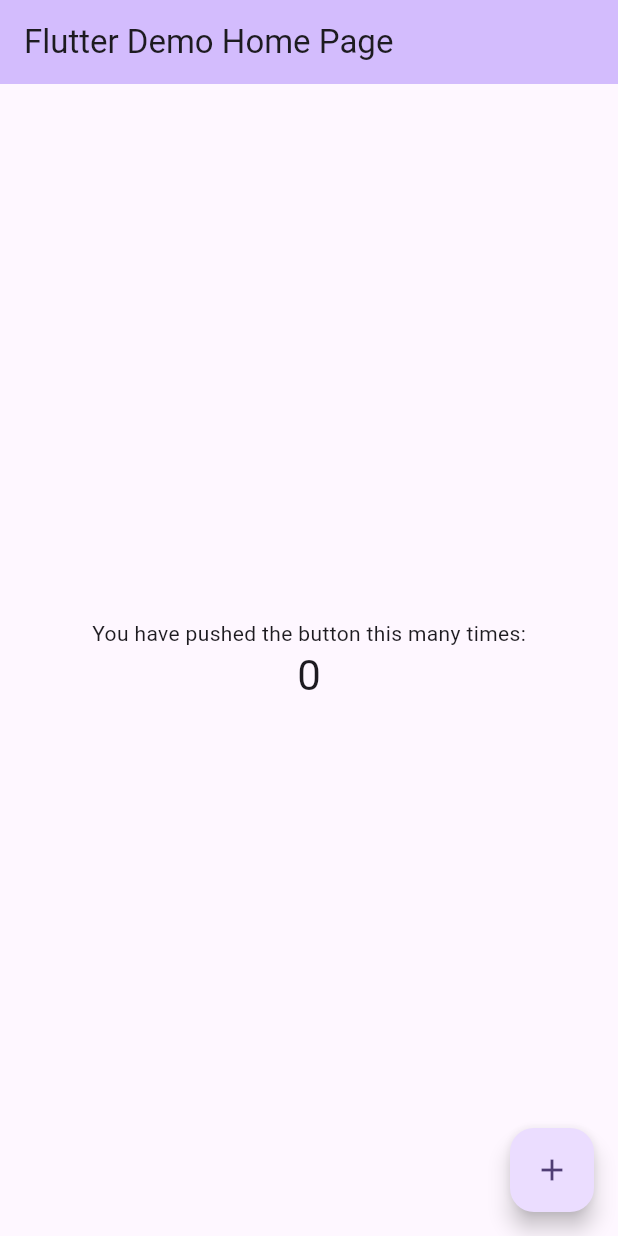
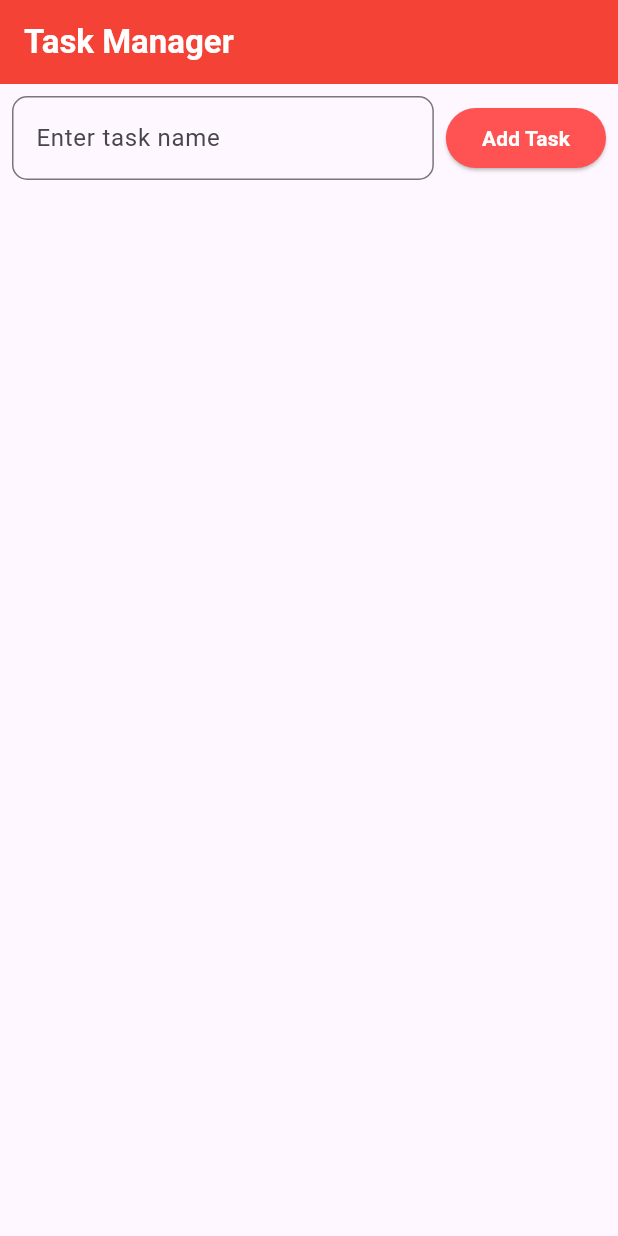
Before and after one commit to bpham30/FlutterTaskManager, a Flutter app: the screen it shows after launch, on a phone screen of 412 x 824 dp. Run offline on Flutter 3.47's test engine with Material 3 defaults, Android fonts, the phone set to English and light mode, and no system bars; our stand-ins replace firebase_core; accounts and stored records are empty.

Commit message:
added: base ui

```diff
--- a/task_app/lib/main.dart
+++ b/task_app/lib/main.dart
@@ -1,6 +1,7 @@
 import 'package:flutter/material.dart';
 import 'package:firebase_core/firebase_core.dart';
 import 'firebase_options.dart';
+import 'task_list.dart';
 
 Future<void> main() async {
   WidgetsFlutterBinding.ensureInitialized();
@@ -17,115 +18,12 @@ class MyApp extends StatelessWidget {
   @override
   Widget build(BuildContext context) {
     return MaterialApp(
-      title: 'Flutter Demo',
+      title: 'Task Manager',
       theme: ThemeData(
-        // This is the theme of your application.
-        //
-        // TRY THIS: Try running your application with "flutter run". You'll see
-        // the application has a purple toolbar. Then, without quitting the app,
-        // try changing the seedColor in the colorScheme below to Colors.green
-        // and then invoke "hot reload" (save your changes or press the "hot
-        // reload" button in a Flutter-supported IDE, or press "r" if you used
-        // the command line to start the app).
-        //
-        // Notice that the counter didn't reset back to zero; the application
-        // state is not lost during the reload. To reset the state, use hot
-        // restart instead.
-        //
-        // This works for code too, not just values: Most code changes can be
-        // tested with just a hot reload.
-        colorScheme: ColorScheme.fromSeed(seedColor: Colors.deepPurple),
-        useMaterial3: true,
+
+       primarySwatch: Colors.lime,
       ),
-      home: const MyHomePage(title: 'Flutter Demo Home Page'),
+      home: TaskListScreen(),
     );
   }
 }
-
-class MyHomePage extends StatefulWidget {
-  const MyHomePage({super.key, required this.title});
-
-  // This widget is the home page of your application. It is stateful, meaning
-  // that it has a State object (defined below) that contains fields that affect
-  // how it looks.
-
-  // This class is the configuration for the state. It holds the values (in this
-  // case the title) provided by the parent (in this case the App widget) and
-  // used by the build method of the State. Fields in a Widget subclass are
-  // always marked "final".
-
-  final String title;
-
-  @override
-  State<MyHomePage> createState() => _MyHomePageState();
-}
-
-class _MyHomePageState extends State<MyHomePage> {
-  int _counter = 0;
-
-  void _incrementCounter() {
-    setState(() {
-      // This call to setState tells the Flutter framework that something has
-      // changed in this State, which causes it to rerun the build method below
-      // so that the display can reflect the updated values. If we changed
-      // _counter without calling setState(), then the build method would not be
-      // called again, and so nothing would appear to happen.
-      _counter++;
-    });
-  }
-
-  @override
-  Widget build(BuildContext context) {
-    // This method is rerun every time setState is called, for instance as done
-    // by the _incrementCounter method above.
-    //
-    // The Flutter framework has been optimized to make rerunning build methods
-    // fast, so that you can just rebuild anything that needs updating rather
-    // than having to individually change instances of widgets.
-    return Scaffold(
-      appBar: AppBar(
-        // TRY THIS: Try changing the color here to a specific color (to
-        // Colors.amber, perhaps?) and trigger a hot reload to see the AppBar
-        // change color while the other colors stay the same.
-        backgroundColor: Theme.of(context).colorScheme.inversePrimary,
-        // Here we take the value from the MyHomePage object that was created by
-        // the App.build method, and use it to set our appbar title.
-        title: Text(widget.title),
-      ),
-      body: Center(
-        // Center is a layout widget. It takes a single child and positions it
-        // in the middle of the parent.
-        child: Column(
-          // Column is also a layout widget. It takes a list of children and
-          // arranges them vertically. By default, it sizes itself to fit its
-          // children horizontally, and tries to be as tall as its parent.
-          //
-          // Column has various properties to control how it sizes itself and
-          // how it positions its children. Here we use mainAxisAlignment to
-          // center the children vertically; the main axis here is the vertical
-          // axis because Columns are vertical (the cross axis would be
-          // horizontal).
-          //
-          // TRY THIS: Invoke "debug painting" (choose the "Toggle Debug Paint"
-          // action in the IDE, or press "p" in the console), to see the
-          // wireframe for each widget.
-          mainAxisAlignment: MainAxisAlignment.center,
-          children: <Widget>[
-            const Text(
-              'You have pushed the button this many times:',
-            ),
-            Text(
-              '$_counter',
-              style: Theme.of(context).textTheme.headlineMedium,
-            ),
-          ],
-        ),
-      ),
-      floatingActionButton: FloatingActionButton(
-        onPressed: _incrementCounter,
-        tooltip: 'Increment',
-        child: const Icon(Icons.add),
-      ), // This trailing comma makes auto-formatting nicer for build methods.
-    );
-  }
-}
--- /dev/null
+++ b/task_app/lib/task_list.dart
@@ -0,0 +1,86 @@
+import 'package:flutter/material.dart';
+
+class TaskListScreen extends StatefulWidget {
+  @override
+  _TaskListScreenState createState() => _TaskListScreenState();
+}
+
+class _TaskListScreenState extends State<TaskListScreen> {
+  final TextEditingController _taskController = TextEditingController();
+  List<Map<String, dynamic>> tasks = [];
+
+  @override
+  Widget build(BuildContext context) {
+    return Scaffold(
+      appBar: AppBar(
+        title: const Text('Task Manager', style: TextStyle(color: Color.fromARGB(255, 255, 255, 255), fontWeight: FontWeight.bold)),
+        backgroundColor: Colors.red,
+      ),
+      body: Column(
+        children: [
+          Padding(
+            padding: const EdgeInsets.all(8.0),
+            child: Row(
+              children: [
+                // Task input field
+                Expanded(
+                  child: TextField(
+                    controller: _taskController,
+                    decoration: const InputDecoration(
+                      labelText: 'Enter task name',
+                        border: OutlineInputBorder(
+                          borderRadius: BorderRadius.all(Radius.circular(10)),
+                        ),
+
+                    ),
+                  ),
+                ),
+                const SizedBox(width: 8),
+                // Add Task button
+                ElevatedButton(
+                  onPressed: () {
+                    // Add task to Firebase logic here
+                  },
+                  style: ElevatedButton.styleFrom(
+                    backgroundColor: Colors.redAccent,
+                  ),
+                  child: const Text('Add Task', style: TextStyle(color: Color.fromARGB(255, 255, 255, 255), fontWeight: FontWeight.bold),),
+                ),
+              ],
+            ),
+          ),
+          Expanded(
+            child: ListView.builder(
+              itemCount: tasks.length,
+              itemBuilder: (context, index) {
+                final task = tasks[index];
+                return ListTile(
+                  title: Text(
+                    task['name'],
+                    style: TextStyle(
+                      decoration: task['isCompleted']
+                          ? TextDecoration.lineThrough
+                          : null,
+                    ),
+                  ),
+                  leading: Checkbox(
+                    value: task['isCompleted'],
+                    onChanged: (value) {
+                      // Update completion status in Firebase
+                    },
+                  ),
+                  trailing: IconButton(
+                    icon: const Icon(Icons.delete),
+                    onPressed: () {
+                      // Delete task from Firebase
+                    },
+                  ),
+                );
+              },
+            ),
+          ),
+        ],
+      ),
+    );
+  }
+}
```
